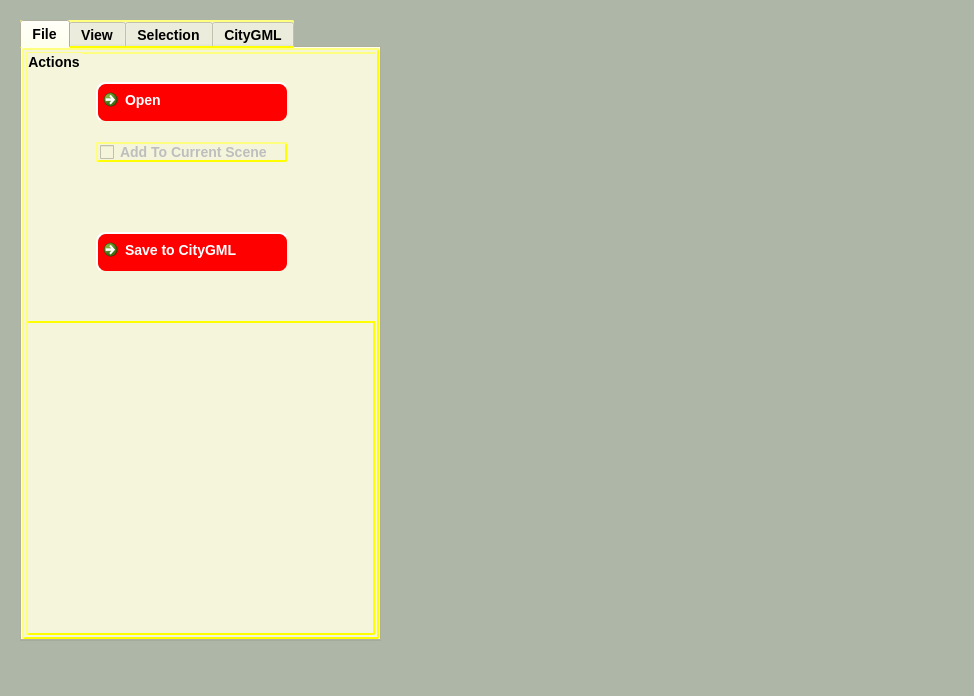
The window that forms/mainwindow.ui (pranjal23/osg2citygml) describes before a commit, drawn with Qt 5.
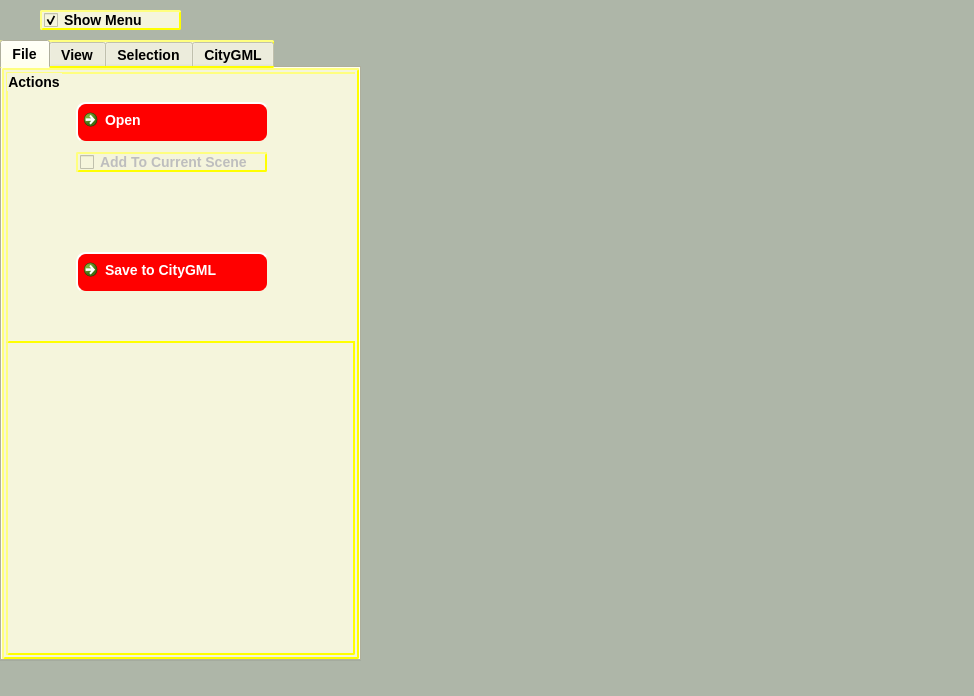
The same window after the commit. The open tabs and pages were chosen to show the change. Icons and pictures are not drawn. Custom widgets are drawn as their Qt base class.

What changed in the file:
```diff
--- a/forms/mainwindow.ui
+++ b/forms/mainwindow.ui
@@ -489,8 +489,8 @@
   <widget class="QTabWidget" name="main_widget">
    <property name="geometry">
     <rect>
-     <x>20</x>
-     <y>20</y>
+     <x>0</x>
+     <y>40</y>
      <width>361</width>
      <height>621</height>
     </rect>
@@ -865,7 +865,7 @@
       <property name="geometry">
        <rect>
         <x>70</x>
-        <y>90</y>
+        <y>80</y>
         <width>191</width>
         <height>20</height>
        </rect>
@@ -2020,6 +2020,32 @@
     </widget>
    </widget>
   </widget>
+  <widget class="QCheckBox" name="showMenuCB">
+   <property name="geometry">
+    <rect>
+     <x>40</x>
+     <y>10</y>
+     <width>141</width>
+     <height>20</height>
+    </rect>
+   </property>
+   <property name="styleSheet">
+    <string notr="true">background-color: beige;
+    border-style: outset;
+    border-width: 2px;
+    border-radius: 2px;
+    border-color: yellow;
+    font: bold 14px;
+    min-width: 2em;
+    padding: 2px;</string>
+   </property>
+   <property name="text">
+    <string>Show Menu</string>
+   </property>
+   <property name="checked">
+    <bool>true</bool>
+   </property>
+  </widget>
  </widget>
  <layoutdefault spacing="6" margin="11"/>
  <customwidgets>
```
Left out of the diff: 2 changed lines with no effect on the pictures.
